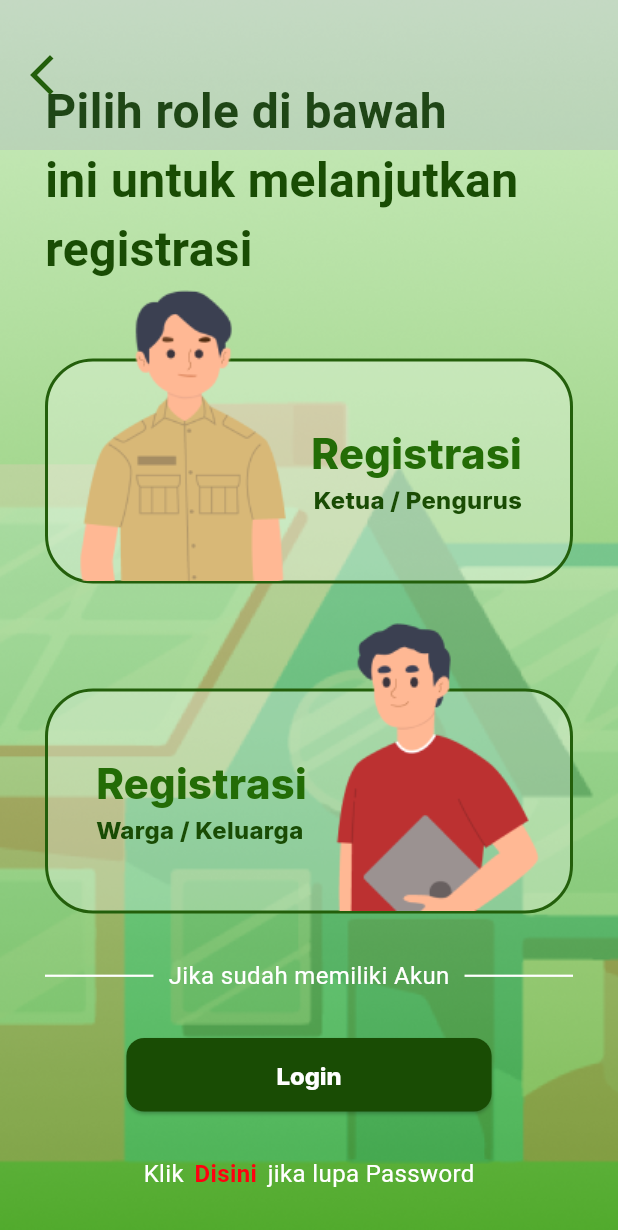
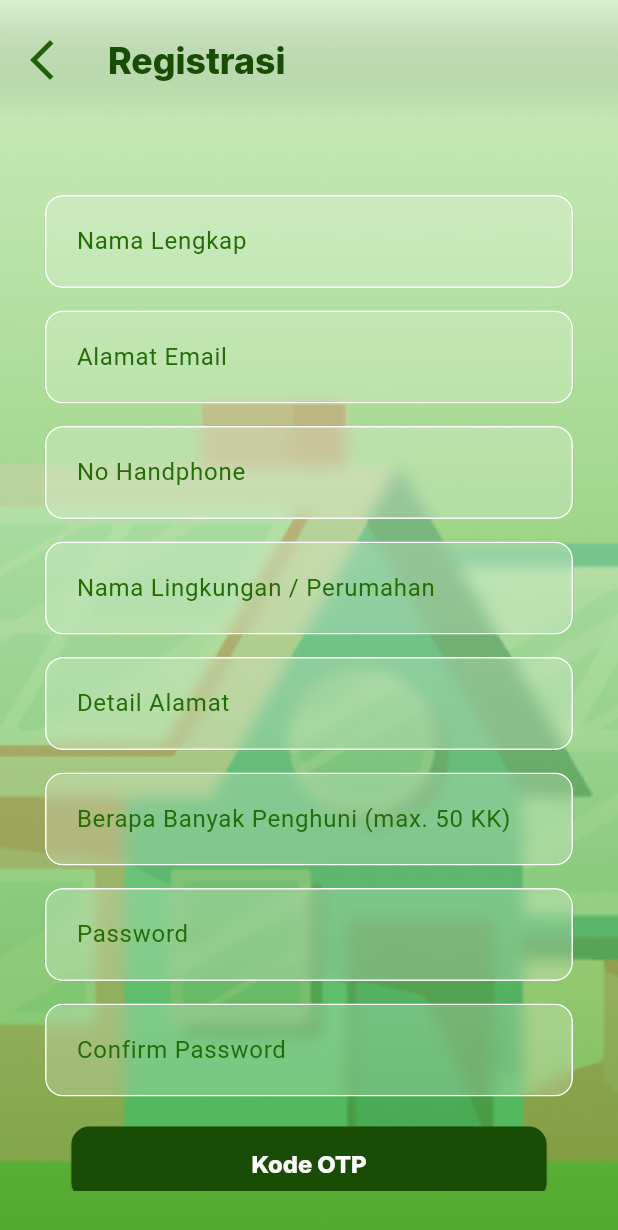
Before and after one commit to NKRI-78/mobile-lingkunganku, a Flutter app: the RegisterPage screen opened by its route, scrolled down 49 dp, after a tap on "Registrasi", on a phone screen of 412 x 824 dp. Shown: the top 1230 px of the screen. Run offline on Flutter 3.47's test engine with Material 3 defaults, Android fonts, the phone set to English and light mode, and no system bars; our stand-ins replace bloc, carousel_slider, equatable, flutter_bloc, get_it, go_router and 1 more; Roboto replaces fonts that are missing (Intel).

Commit message:
Create Register Komplek

```diff
--- a/lib/modules/register/view/register_page.dart
+++ b/lib/modules/register/view/register_page.dart
@@ -1,4 +1,5 @@
 import 'package:flutter/material.dart';
+import '../../../router/builder.dart';
 import '../../../misc/colors.dart';
 import '../../../misc/text_style.dart';
 import '../../../widgets/background/custom_background.dart';
@@ -53,6 +54,7 @@ class RegisterPage extends StatelessWidget {
                         onTap: () {
                           // Navigasi ke halaman registrasi Ketua/Pengurus
                           print('Masuk ke Ketua : ${context}');
+                          RegisterKetuaRoute().go(context);
                         },
                         child: Stack(
                           clipBehavior: Clip.none,
@@ -149,7 +151,7 @@ class RegisterPage extends StatelessWidget {
                       const SizedBox(height: 30),
                       Center(
                         child: CustomButton(
-                          horizontalPadding: 100,
+                          horizontalPadding: 120,
                           text: 'Login',
                           onPressed: () {
                             // navigate to login
--- /dev/null
+++ b/lib/modules/register_ketua/view/register_ketua_page.dart
@@ -0,0 +1,77 @@
+import 'dart:ui';
+import 'package:flutter/material.dart';
+import '../widget/custom_textfield.dart';
+import '../../../widgets/background/custom_background.dart';
+import '../../../widgets/button/custom_button.dart';
+
+import '../../../misc/colors.dart';
+import '../../../misc/text_style.dart';
+
+class RegisterKetuaPage extends StatelessWidget {
+  const RegisterKetuaPage({super.key});
+
+  @override
+  Widget build(BuildContext context) {
+    return Scaffold(
+      extendBodyBehindAppBar: true,
+      appBar: PreferredSize(
+        preferredSize: Size.fromHeight(80),
+        child: AppBar(
+          toolbarHeight: 100,
+          title: Text(
+            'Registrasi',
+            style: AppTextStyles.textStyle1,
+          ),
+          leading: IconButton(
+            icon: Icon(
+              Icons.arrow_back_ios_new,
+              color: AppColors.buttonColor2,
+              size: 32,
+            ),
+            onPressed: () {
+              Navigator.pop(context);
+            },
+          ),
+          backgroundColor: Colors.transparent,
+          elevation: 0,
+          flexibleSpace: Container(
+            decoration: BoxDecoration(
+              gradient: LinearGradient(
+                begin: Alignment.topCenter,
+                end: Alignment.bottomCenter,
+                colors: [Colors.white.withOpacity(0.3), Colors.transparent],
+              ),
+            ),
+          ),
+        ),
+      ),
+      body: Stack(
+        children: [
+          CustomBackground(),
+          Padding(
+            padding: EdgeInsets.only(top: 100, bottom: 30),
+            child: SingleChildScrollView(
+              child: Padding(
+                padding: EdgeInsets.symmetric(horizontal: 30, vertical: 30),
+                child: Column(
+                  children: [
+                    ...customTextfields(),
+                    SizedBox(height: 5),
+                    CustomButton(
+                      horizontalPadding: 120,
+                      text: 'Kode OTP',
+                      onPressed: () {
+                        print('INI KLIK OTP');
+                      },
+                    ),
+                    SizedBox(height: 100),
+                  ],
+                ),
+              ),
+            ),
+          ),
+        ],
+      ),
+    );
+  }
+}
--- /dev/null
+++ b/lib/modules/register_ketua/widget/custom_textfield.dart
@@ -0,0 +1,59 @@
+import 'dart:ui';
+
+import 'package:flutter/material.dart';
+
+import '../../../misc/colors.dart';
+
+List<Widget> customTextfields() {
+  return [
+    _buildTextField(label: 'Nama Lengkap'),
+    _buildTextField(label: 'Alamat Email'),
+    _buildTextField(
+      label: 'No Handphone',
+      keyboardType: TextInputType.phone,
+    ),
+    _buildTextField(label: 'Nama Lingkungan / Perumahan'),
+    _buildTextField(label: 'Detail Alamat'),
+    _buildTextField(
+      label: 'Berapa Banyak Penghuni (max. 50 KK)',
+      keyboardType: TextInputType.number,
+    ),
+    _buildTextField(label: 'Password', obscureText: true),
+    _buildTextField(label: 'Confirm Password', obscureText: true),
+  ];
+}
+
+Widget _buildTextField({
+  required String label,
+  TextInputType keyboardType = TextInputType.text,
+  bool obscureText = false,
+}) {
+  return Padding(
+    padding: const EdgeInsets.only(bottom: 15),
+    child: ClipRRect(
+      borderRadius: BorderRadius.circular(12),
+      child: BackdropFilter(
+        filter: ImageFilter.blur(sigmaX: 5, sigmaY: 5),
+        child: Container(
+          decoration: BoxDecoration(
+            color: Colors.white.withOpacity(0.2),
+            borderRadius: BorderRadius.circular(12),
+            border: Border.all(color: AppColors.whiteColor),
+          ),
+          child: TextField(
+            keyboardType: keyboardType,
+            obscureText: obscureText,
+            decoration: InputDecoration(
+              labelText: label,
+              labelStyle: TextStyle(color: AppColors.buttonColor1),
+              border: InputBorder.none,
+              contentPadding:
+                  EdgeInsets.symmetric(horizontal: 20, vertical: 10),
+            ),
+            style: TextStyle(color: AppColors.textColor2),
+          ),
+        ),
+      ),
+    ),
+  );
+}
--- a/lib/modules/settings/view/settings_page.dart
+++ b/lib/modules/settings/view/settings_page.dart
@@ -1,6 +1,7 @@
 import 'package:flutter/material.dart';
+
+import '../../../misc/colors.dart';
 import '../../../misc/text_style.dart';
-import '../../../misc/colors.dart';
 
 class SettingsPage extends StatelessWidget {
   const SettingsPage({super.key});
--- a/lib/router/builder.dart
+++ b/lib/router/builder.dart
@@ -1,5 +1,6 @@
 import 'package:flutter/material.dart';
 import 'package:go_router/go_router.dart';
+import '../modules/register_ketua/view/register_ketua_page.dart';
 import '../modules/home/view/home_page.dart';
 import '../modules/register/view/register_page.dart';
 import '../modules/sos/view/sos_page.dart';
@@ -19,7 +20,9 @@ class OnboardingRoute extends GoRouteData {
 
 @TypedGoRoute<HomeRoute>(path: '/home', routes: [
   TypedGoRoute<SettingsRoute>(path: 'settings'),
-  TypedGoRoute<RegisterRoute>(path: 'register'),
+  TypedGoRoute<RegisterRoute>(
+      path: 'register',
+      routes: [TypedGoRoute<RegisterKetuaRoute>(path: 'register-ketua')]),
   TypedGoRoute<SosRoute>(path: 'sos'),
 ])
 class HomeRoute extends GoRouteData {
@@ -43,6 +46,13 @@ class RegisterRoute extends GoRouteData {
   }
 }
 
+class RegisterKetuaRoute extends GoRouteData {
+  @override
+  Widget build(BuildContext context, GoRouterState state) {
+    return RegisterKetuaPage();
+  }
+}
+
 class SosRoute extends GoRouteData {
   @override
   Widget build(BuildContext context, GoRouterState state) {
```
Also changed, not shown: lib/modules/home/view/home_page.dart (+4 -4 lines), lib/modules/sos/view/sos_page.dart (+5 -5 lines), lib/router/builder.g.dart.
